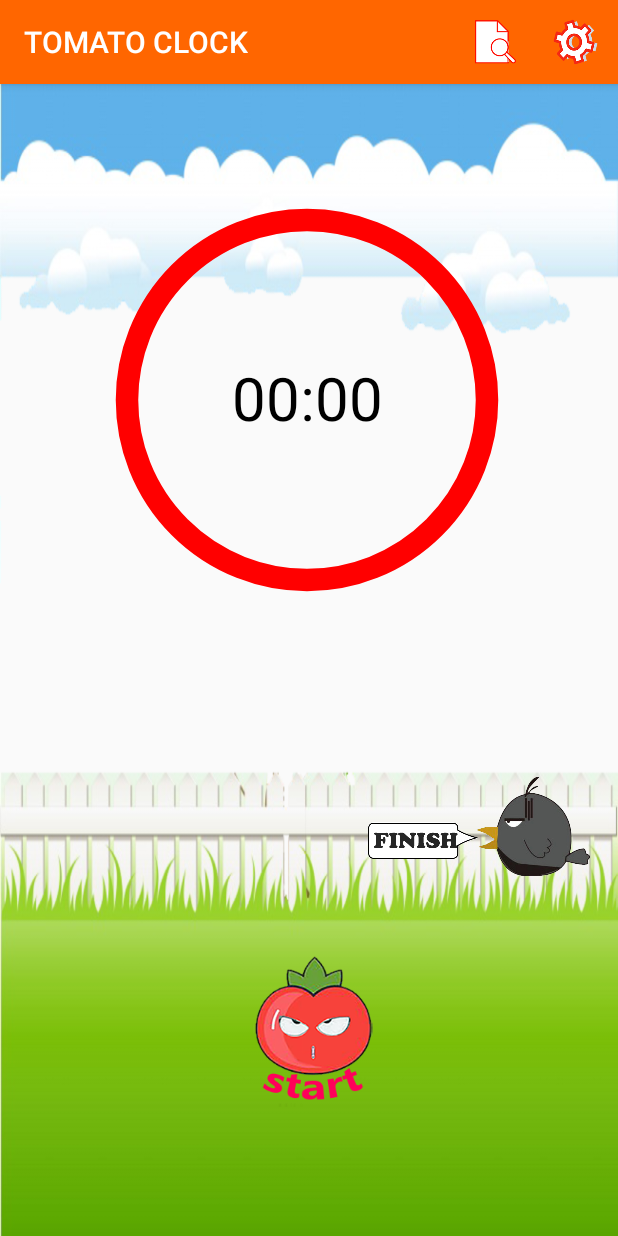
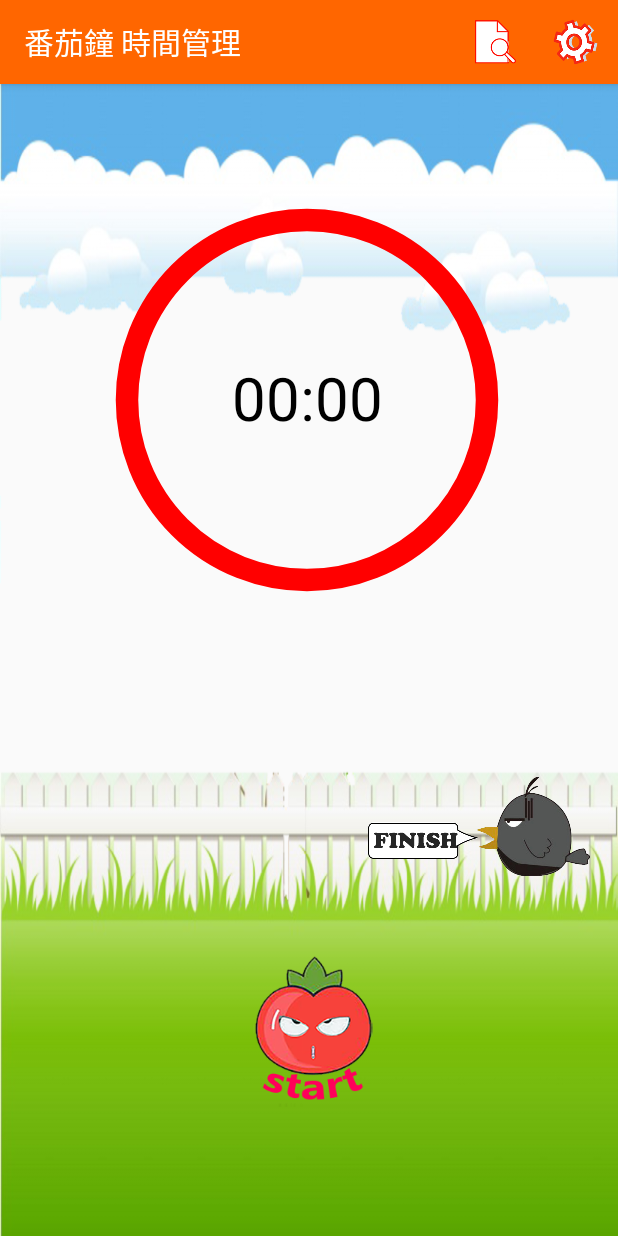
Before and after one commit to jang0204/TomatoClock, an Android app: the MainActivity screen opened directly, with no data from a screen before it, on a phone screen of 412 x 824 dp. Run offline under Robolectric (Android 15) with nearby library versions, the phone set to English and light mode, and no system bars; libraries missing offline, so code that uses them is left out: com.blankj.utilcode.

Commit message:
更新07/25
更改音效檔,倒數時間

```diff
--- a/app/src/main/java/com/customappbar/tomatoclock/MainActivity.java
+++ b/app/src/main/java/com/customappbar/tomatoclock/MainActivity.java
@@ -75,7 +75,7 @@ public class MainActivity extends AppCompatActivity {
                         clockView.invalidate();
                         switch (currentTime){//currentTime用於執行倒數後同步執行睡眠時間，使時間不延遲進而產生Dialog
                             case "5":
-                                sleepTime = 3000;
+                                sleepTime = 300000;
                                 break;
                             case"10":
                                 sleepTime = 600000;
--- a/app/src/main/java/com/customappbar/tomatoclock/TomatoView.java
+++ b/app/src/main/java/com/customappbar/tomatoclock/TomatoView.java
@@ -59,7 +59,7 @@ public class TomatoView extends View {
         super(context, attrs); //xml構造
         vibrator = (Vibrator)context.getSystemService(Service.VIBRATOR_SERVICE);//震動服務
         soundPool = new SoundPool(1, AudioManager.STREAM_MUSIC, 5);
-        soundID = soundPool.load(context, R.raw.windd, 1);//音效服務
+        soundID = soundPool.load(context, R.raw.sound1, 1);//音效服務
     }
     public TomatoView(Context context, @Nullable AttributeSet attrs, int defStyleAttr) {
         super(context, attrs, defStyleAttr); //xml+style構造
--- a/app/src/main/res/values/strings.xml
+++ b/app/src/main/res/values/strings.xml
@@ -1,4 +1,4 @@
 <resources>
-    <string name="app_name">TOMATO CLOCK</string>
+    <string name="app_name">番茄鐘 時間管理</string>
     <string name="title_activity_setting">setting</string>
 </resources>
```
Also changed, not shown: 1 other file.
